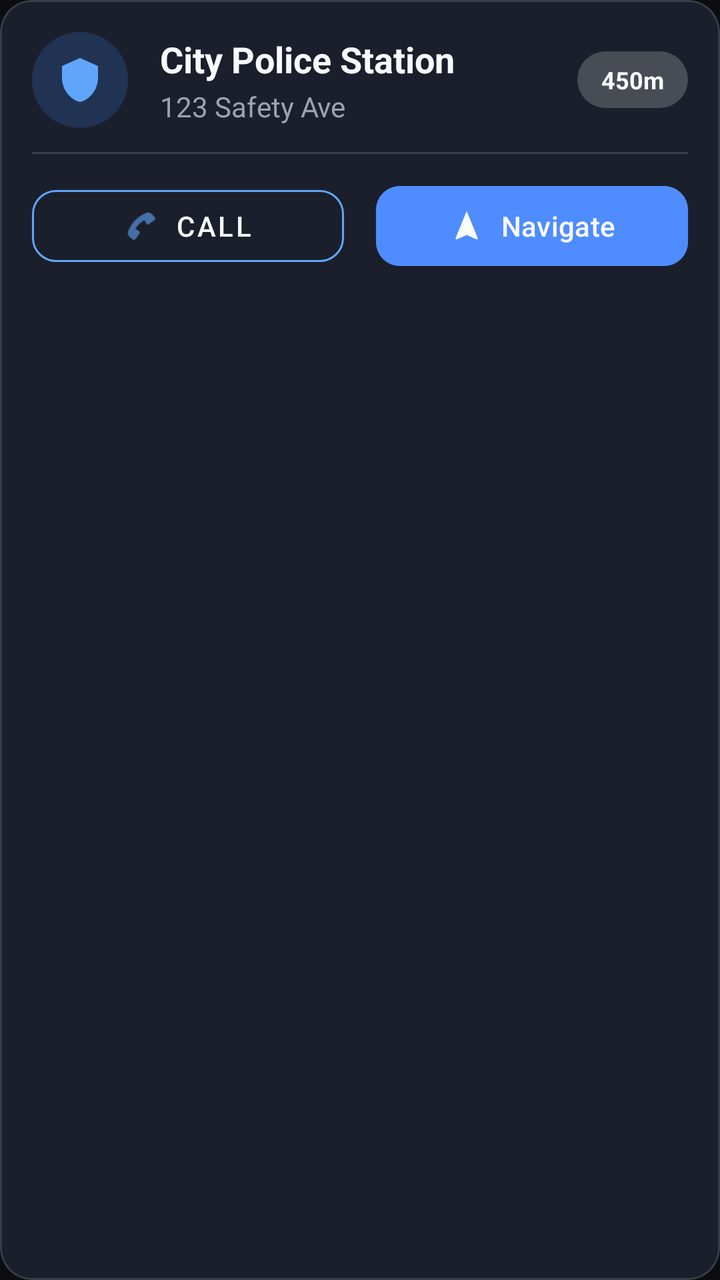
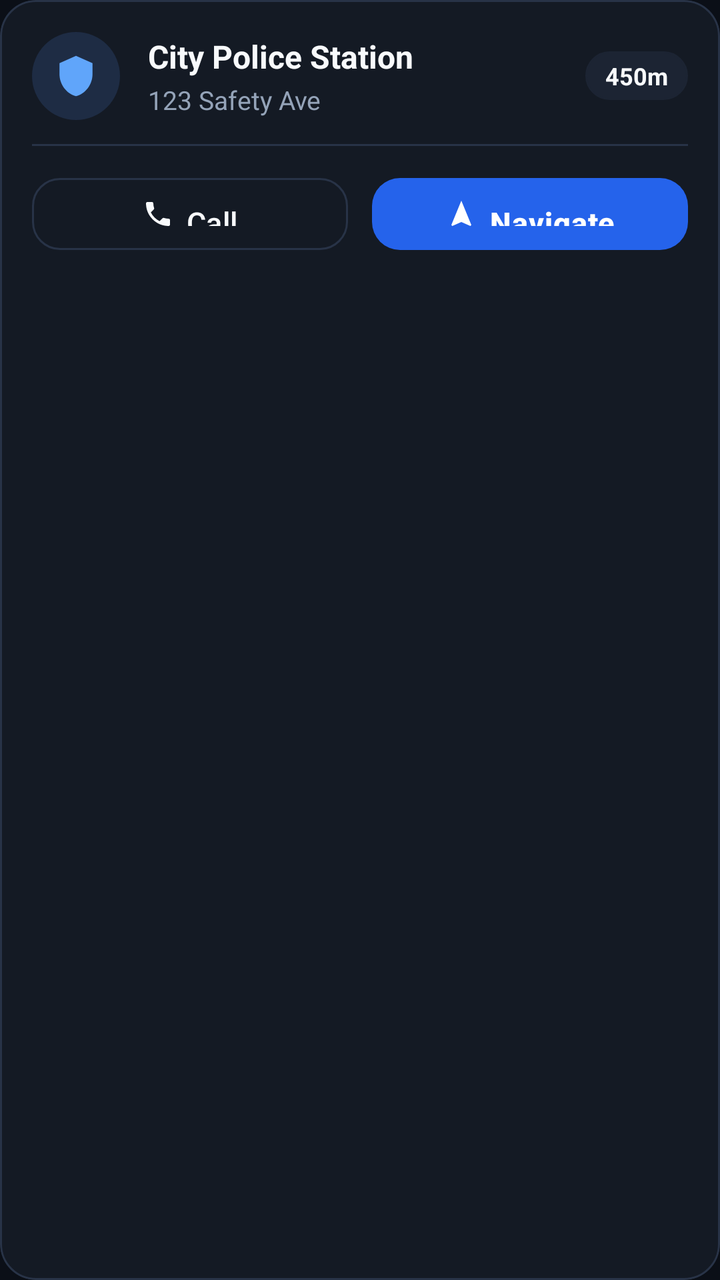

The first picture is an Android layout as it rendered before a commit; the second is the same layout after the commit. The layout source and the unified diff follow.
<!-- AndroidManifest.xml: application theme Theme.RiskFreeRoutes -->
<!-- res/layout/item_safe_place.xml -->
<?xml version="1.0" encoding="utf-8"?>
<com.google.android.material.card.MaterialCardView xmlns:android="http://schemas.android.com/apk/res/android"
    xmlns:app="http://schemas.android.com/apk/res-auto"
    android:layout_width="match_parent"
    android:layout_height="wrap_content"
    android:layout_marginHorizontal="16dp"
    android:layout_marginVertical="8dp"
    app:cardBackgroundColor="#1A1F2B"
    app:cardCornerRadius="16dp"
    app:cardElevation="0dp"
    app:strokeColor="@color/glass_border"
    app:strokeWidth="1dp">

    <LinearLayout
        android:layout_width="match_parent"
        android:layout_height="wrap_content"
        android:orientation="vertical"
        android:padding="16dp">

        <LinearLayout
            android:layout_width="match_parent"
            android:layout_height="wrap_content"
            android:orientation="horizontal"
            android:gravity="center_vertical">

            
            <FrameLayout
                android:layout_width="48dp"
                android:layout_height="48dp"
                android:background="@drawable/bg_circle_glass"
                android:backgroundTint="#333B82F6">
                <ImageView
                    android:id="@+id/img_place_icon"
                    android:layout_width="24dp"
                    android:layout_height="24dp"
                    android:layout_gravity="center"
                    android:src="@drawable/ic_shield"
                    app:tint="#60A5FA" />
            </FrameLayout>

            <LinearLayout
                android:layout_width="0dp"
                android:layout_height="wrap_content"
                android:layout_weight="1"
                android:layout_marginStart="16dp"
                android:orientation="vertical">

                <TextView
                    android:id="@+id/tv_place_name"
                    android:layout_width="wrap_content"
                    android:layout_height="wrap_content"
                    android:text="City Police Station"
                    android:textColor="@color/text_primary"
                    android:textSize="18sp"
                    android:textStyle="bold" />

                <TextView
                    android:id="@+id/tv_place_address"
                    android:layout_width="wrap_content"
                    android:layout_height="wrap_content"
                    android:text="123 Safety Ave"
                    android:textColor="@color/text_secondary"
                    android:textSize="14sp"
                    android:layout_marginTop="2dp"
                    android:maxLines="2"
                    android:ellipsize="end" />
            </LinearLayout>

            
            <TextView
                android:id="@+id/tv_distance"
                android:layout_width="wrap_content"
                android:layout_height="wrap_content"
                android:background="@drawable/bg_pill_glass"
                android:paddingHorizontal="12dp"
                android:paddingVertical="6dp"
                android:text="450m"
                android:textColor="@color/text_primary"
                android:textSize="12sp"
                android:textStyle="bold" />
        </LinearLayout>

        <View
            android:layout_width="match_parent"
            android:layout_height="1dp"
            android:layout_marginVertical="12dp"
            android:background="@color/glass_border" />

        <LinearLayout
            android:layout_width="match_parent"
            android:layout_height="wrap_content"
            android:orientation="horizontal"
            android:weightSum="2">

            <com.google.android.material.button.MaterialButton
                android:id="@+id/btn_call"
                android:layout_width="0dp"
                android:layout_height="48dp"
                android:layout_weight="1"
                android:layout_marginEnd="8dp"
                android:text="Call"
                app:icon="@android:drawable/ic_menu_call"
                app:iconGravity="textStart"
                app:iconPadding="8dp"
                app:cornerRadius="12dp"
                style="@style/Widget.MaterialComponents.Button.OutlinedButton"
                android:textColor="@color/text_primary"
                app:strokeColor="#60A5FA"
                app:iconTint="#60A5FA" />

            <com.google.android.material.button.MaterialButton
                android:id="@+id/btn_navigate"
                android:layout_width="0dp"
                android:layout_height="48dp"
                android:layout_weight="1"
                android:layout_marginStart="8dp"
                android:text="Navigate"
                app:icon="@drawable/ic_navigation"
                app:iconGravity="textStart"
                app:iconPadding="8dp"
                app:cornerRadius="12dp"
                android:backgroundTint="@color/primary_blue_light"
                android:textColor="@color/text_primary"
                app:iconTint="@color/text_primary" />
        </LinearLayout>
    </LinearLayout>
</com.google.android.material.card.MaterialCardView>
<!-- resources referenced by this layout -->
<resources>
  <color name="glass_border">#22FFFFFF</color>
  <color name="primary_blue_light">#4F8CFF</color>
  <color name="text_primary">#F9FAFB</color>
  <color name="text_secondary">#9CA3AF</color>
  <!-- drawable bg_circle_glass (drawable) -->
  <?xml version="1.0" encoding="utf-8"?>
  <shape xmlns:android="http://schemas.android.com/apk/res/android" android:shape="oval">
      <solid android:color="#FFFFFF" />
  </shape>
  <!-- drawable bg_pill_glass (drawable) -->
  <?xml version="1.0" encoding="utf-8"?>
  <shape xmlns:android="http://schemas.android.com/apk/res/android" android:shape="rectangle">
      <corners android:radius="16dp" />
      <solid android:color="#33FFFFFF" />
  </shape>
  <style name="Theme.RiskFreeRoutes" parent="Theme.Material3.Dark.NoActionBar">
  
          
          <item name="colorPrimary">@color/primary_blue</item>
          <item name="colorPrimaryContainer">@color/primary_blue_light</item>
          <item name="colorOnPrimary">@color/text_primary</item>
  
          <item name="colorSecondary">@color/accent_blue</item>
          <item name="colorOnSecondary">@color/text_primary</item>
  
          <item name="colorTertiary">@color/danger_red</item>
          <item name="colorError">@color/danger_red</item>
  
          <item name="colorSurface">@color/glass_panel</item>
          <item name="colorOnSurface">@color/text_primary</item>
  
          <item name="android:colorBackground">@color/colorBackground</item>
  
          
          <item name="android:statusBarColor">@color/colorBackground</item>
          <item name="android:navigationBarColor">@color/colorBackground</item>
  
          
          <item name="shapeAppearanceSmallComponent">@style/ShapeAppearance.RiskFreeRoutes.SmallComponent</item>
          <item name="shapeAppearanceMediumComponent">@style/ShapeAppearance.RiskFreeRoutes.MediumComponent</item>
          <item name="shapeAppearanceLargeComponent">@style/ShapeAppearance.RiskFreeRoutes.LargeComponent</item>
  
      </style>
  <color name="primary_blue">#2563EB</color>
  <color name="accent_blue">#8FB4FF</color>
  <color name="glass_panel">#991C2026</color>
  <color name="colorBackground">#0B0D10</color>
  <style name="ShapeAppearance.RiskFreeRoutes.MediumComponent" parent="ShapeAppearance.Material3.MediumComponent">
          <item name="cornerRadius">16dp</item>
      </style>
  <!-- unchanged entries left out for length: 5 -->
</resources>

<!-- the commit's change to res/layout/item_safe_place.xml (unified diff, before → after) -->
@@ -1,14 +1,15 @@
 <?xml version="1.0" encoding="utf-8"?>
-<com.google.android.material.card.MaterialCardView xmlns:android="http://schemas.android.com/apk/res/android"
+<com.google.android.material.card.MaterialCardView
+    xmlns:android="http://schemas.android.com/apk/res/android"
     xmlns:app="http://schemas.android.com/apk/res-auto"
     android:layout_width="match_parent"
     android:layout_height="wrap_content"
     android:layout_marginHorizontal="16dp"
-    android:layout_marginVertical="8dp"
-    app:cardBackgroundColor="#1A1F2B"
-    app:cardCornerRadius="16dp"
+    android:layout_marginVertical="6dp"
+    app:cardCornerRadius="@dimen/card_corner_radius"
     app:cardElevation="0dp"
-    app:strokeColor="@color/glass_border"
+    app:cardBackgroundColor="@color/colorSurface"
+    app:strokeColor="@color/colorSurfaceBorder"
     app:strokeWidth="1dp">
 
     <LinearLayout
@@ -25,24 +26,24 @@
 
             
             <FrameLayout
-                android:layout_width="48dp"
-                android:layout_height="48dp"
-                android:background="@drawable/bg_circle_glass"
-                android:backgroundTint="#333B82F6">
+                android:layout_width="44dp"
+                android:layout_height="44dp"
+                android:background="@drawable/shape_circle"
+                android:backgroundTint="@color/primary_blue_subtle">
                 <ImageView
                     android:id="@+id/img_place_icon"
-                    android:layout_width="24dp"
-                    android:layout_height="24dp"
+                    android:layout_width="22dp"
+                    android:layout_height="22dp"
                     android:layout_gravity="center"
                     android:src="@drawable/ic_shield"
-                    app:tint="#60A5FA" />
+                    app:tint="@color/primary_blue_light" />
             </FrameLayout>
 
             <LinearLayout
                 android:layout_width="0dp"
                 android:layout_height="wrap_content"
                 android:layout_weight="1"
-                android:layout_marginStart="16dp"
+                android:layout_marginStart="14dp"
                 android:orientation="vertical">
 
                 <TextView
@@ -51,7 +52,7 @@
                     android:layout_height="wrap_content"
                     android:text="City Police Station"
                     android:textColor="@color/text_primary"
-                    android:textSize="18sp"
+                    android:textSize="16sp"
                     android:textStyle="bold" />
 
                 <TextView
@@ -60,9 +61,9 @@
                     android:layout_height="wrap_content"
                     android:text="123 Safety Ave"
                     android:textColor="@color/text_secondary"
-                    android:textSize="14sp"
+                    android:textSize="13sp"
                     android:layout_marginTop="2dp"
-                    android:maxLines="2"
+                    android:maxLines="1"
                     android:ellipsize="end" />
             </LinearLayout>
 
@@ -72,8 +73,9 @@
                 android:layout_width="wrap_content"
                 android:layout_height="wrap_content"
                 android:background="@drawable/bg_pill_glass"
-                android:paddingHorizontal="12dp"
-                android:paddingVertical="6dp"
+                android:backgroundTint="@color/colorSurfaceVariant"
+                android:paddingHorizontal="10dp"
+                android:paddingVertical="4dp"
                 android:text="450m"
                 android:textColor="@color/text_primary"
                 android:textSize="12sp"
@@ -84,7 +86,7 @@
             android:layout_width="match_parent"
             android:layout_height="1dp"
             android:layout_marginVertical="12dp"
-            android:background="@color/glass_border" />
+            android:background="@color/colorSurfaceBorder" />
 
         <LinearLayout
             android:layout_width="match_parent"
@@ -94,34 +96,30 @@
 
             <com.google.android.material.button.MaterialButton
                 android:id="@+id/btn_call"
+                style="@style/Widget.RiskFreeRoutes.Button.Outlined"
                 android:layout_width="0dp"
-                android:layout_height="48dp"
+                android:layout_height="44dp"
                 android:layout_weight="1"
-                android:layout_marginEnd="8dp"
+                android:layout_marginEnd="6dp"
                 android:text="Call"
-                app:icon="@android:drawable/ic_menu_call"
+                app:icon="@drawable/ic_phone"
                 app:iconGravity="textStart"
-                app:iconPadding="8dp"
-                app:cornerRadius="12dp"
-                style="@style/Widget.MaterialComponents.Button.OutlinedButton"
-                android:textColor="@color/text_primary"
-                app:strokeColor="#60A5FA"
-                app:iconTint="#60A5FA" />
+                app:iconSize="16dp"
+                app:iconPadding="6dp"
+                app:iconTint="@color/text_primary" />
 
             <com.google.android.material.button.MaterialButton
                 android:id="@+id/btn_navigate"
+                style="@style/Widget.RiskFreeRoutes.Button.Primary"
                 android:layout_width="0dp"
-                android:layout_height="48dp"
+                android:layout_height="44dp"
                 android:layout_weight="1"
-                android:layout_marginStart="8dp"
+                android:layout_marginStart="6dp"
                 android:text="Navigate"
                 app:icon="@drawable/ic_navigation"
                 app:iconGravity="textStart"
-                app:iconPadding="8dp"
-                app:cornerRadius="12dp"
-                android:backgroundTint="@color/primary_blue_light"
-                android:textColor="@color/text_primary"
-                app:iconTint="@color/text_primary" />
+                app:iconSize="16dp"
+                app:iconPadding="6dp" />
         </LinearLayout>
     </LinearLayout>
 </com.google.android.material.card.MaterialCardView>
<!-- resource entries referenced after the edit -->
@@ -1,41 +1,89 @@
 <!-- resources referenced by this layout -->
 <resources>
-  <color name="glass_border">#22FFFFFF</color>
-  <color name="primary_blue_light">#4F8CFF</color>
-  <color name="text_primary">#F9FAFB</color>
-  <color name="text_secondary">#9CA3AF</color>
-  <!-- drawable bg_circle_glass (drawable) -->
+  <color name="colorSurface">#141A24</color>
+  <color name="colorSurfaceBorder">#283347</color>
+  <color name="colorSurfaceVariant">#1C2433</color>
+  <color name="primary_blue_light">#60A5FA</color>
+  <color name="primary_blue_subtle">#1E2C44</color>
+  <color name="text_primary">#F8FAFC</color>
+  <color name="text_secondary">#94A3B8</color>
+  <dimen name="card_corner_radius">18dp</dimen>
+  <!-- drawable bg_pill_glass (drawable) -->
   <?xml version="1.0" encoding="utf-8"?>
-  <shape xmlns:android="http://schemas.android.com/apk/res/android" android:shape="oval">
+  <shape xmlns:android="http://schemas.android.com/apk/res/android"
+      android:shape="rectangle">
+      <solid android:color="@color/colorSurfaceVariant" />
+      <corners android:radius="@dimen/pill_corner_radius" />
+      <stroke
+          android:width="1dp"
+          android:color="@color/colorSurfaceBorder" />
+  </shape>
+  <!-- drawable ic_phone (drawable) -->
+  <vector xmlns:android="http://schemas.android.com/apk/res/android"
+      android:width="24dp"
+      android:height="24dp"
+      android:viewportWidth="24"
+      android:viewportHeight="24">
+    <path
+        android:fillColor="#FF000000"
+        android:pathData="M6.62,10.79c1.44,2.83 3.76,5.14 6.59,6.59l2.2,-2.2c0.27,-0.27 0.67,-0.36 1.02,-0.24 1.12,0.37 2.33,0.57 3.57,0.57 0.55,0 1,0.45 1,1V20c0,0.55 -0.45,1 -1,1 -9.39,0 -17,-7.61 -17,-17 0,-0.55 0.45,-1 1,-1h3.5c0.55,0 1,0.45 1,1 0,1.25 0.2,2.45 0.57,3.57 0.11,0.35 0.03,0.74 -0.25,1.02l-2.2,2.2z"/>
+  </vector>
+  <!-- drawable shape_circle (drawable) -->
+  <?xml version="1.0" encoding="utf-8"?>
+  <shape xmlns:android="http://schemas.android.com/apk/res/android"
+      android:shape="oval">
+      
       <solid android:color="#FFFFFF" />
   </shape>
-  <!-- drawable bg_pill_glass (drawable) -->
-  <?xml version="1.0" encoding="utf-8"?>
-  <shape xmlns:android="http://schemas.android.com/apk/res/android" android:shape="rectangle">
-      <corners android:radius="16dp" />
-      <solid android:color="#33FFFFFF" />
-  </shape>
+  <style name="Widget.RiskFreeRoutes.Button.Outlined" parent="Widget.Material3.Button.OutlinedButton">
+          <item name="strokeColor">@color/colorSurfaceBorder</item>
+          <item name="strokeWidth">1dp</item>
+          <item name="android:textColor">@color/text_primary</item>
+          <item name="cornerRadius">@dimen/button_corner_radius</item>
+          <item name="android:minHeight">@dimen/button_height</item>
+          <item name="android:paddingTop">12dp</item>
+          <item name="android:paddingBottom">12dp</item>
+          <item name="android:textSize">@dimen/button_text_size</item>
+      </style>
+  <style name="Widget.RiskFreeRoutes.Button.Primary" parent="Widget.Material3.Button">
+          <item name="backgroundTint">@color/primary_blue_dark</item>
+          <item name="android:textColor">@color/text_on_primary</item>
+          <item name="cornerRadius">@dimen/button_corner_radius</item>
+          <item name="android:minHeight">@dimen/button_height</item>
+          <item name="android:paddingTop">12dp</item>
+          <item name="android:paddingBottom">12dp</item>
+          <item name="android:textSize">@dimen/button_text_size</item>
+          <item name="android:textStyle">bold</item>
+          <item name="android:letterSpacing">0.02</item>
+          <item name="elevation">2dp</item>
+      </style>
   <style name="Theme.RiskFreeRoutes" parent="Theme.Material3.Dark.NoActionBar">
   
           
           <item name="colorPrimary">@color/primary_blue</item>
-          <item name="colorPrimaryContainer">@color/primary_blue_light</item>
-          <item name="colorOnPrimary">@color/text_primary</item>
+          <item name="colorPrimaryContainer">@color/primary_blue_dark</item>
+          <item name="colorOnPrimary">@color/text_on_primary</item>
   
           <item name="colorSecondary">@color/accent_blue</item>
-          <item name="colorOnSecondary">@color/text_primary</item>
+          <item name="colorSecondaryContainer">@color/primary_blue_subtle</item>
+          <item name="colorOnSecondary">@color/colorBackground</item>
   
-          <item name="colorTertiary">@color/danger_red</item>
+          <item name="colorTertiary">@color/warning_amber</item>
           <item name="colorError">@color/danger_red</item>
+          <item name="colorOnError">@color/text_on_primary</item>
   
-          <item name="colorSurface">@color/glass_panel</item>
+          <item name="colorSurface">@color/colorSurface</item>
+          <item name="colorSurfaceVariant">@color/colorSurfaceVariant</item>
           <item name="colorOnSurface">@color/text_primary</item>
+          <item name="colorOnSurfaceVariant">@color/text_secondary</item>
   
           <item name="android:colorBackground">@color/colorBackground</item>
   
           
           <item name="android:statusBarColor">@color/colorBackground</item>
           <item name="android:navigationBarColor">@color/colorBackground</item>
+          <item name="android:windowLightStatusBar">false</item>
+          <item name="android:windowLightNavigationBar">false</item>
   
           
           <item name="shapeAppearanceSmallComponent">@style/ShapeAppearance.RiskFreeRoutes.SmallComponent</item>
@@ -43,12 +91,18 @@
           <item name="shapeAppearanceLargeComponent">@style/ShapeAppearance.RiskFreeRoutes.LargeComponent</item>
   
       </style>
-  <color name="primary_blue">#2563EB</color>
-  <color name="accent_blue">#8FB4FF</color>
-  <color name="glass_panel">#991C2026</color>
-  <color name="colorBackground">#0B0D10</color>
+  <dimen name="pill_corner_radius">24dp</dimen>
+  <dimen name="button_corner_radius">14dp</dimen>
+  <dimen name="button_height">52dp</dimen>
+  <dimen name="button_text_size">15sp</dimen>
+  <color name="primary_blue_dark">#2563EB</color>
+  <color name="text_on_primary">#FFFFFF</color>
+  <color name="primary_blue">#3B82F6</color>
+  <color name="accent_blue">#93C5FD</color>
+  <color name="colorBackground">#0B0F17</color>
+  <color name="warning_amber">#F59E0B</color>
   <style name="ShapeAppearance.RiskFreeRoutes.MediumComponent" parent="ShapeAppearance.Material3.MediumComponent">
-          <item name="cornerRadius">16dp</item>
+          <item name="cornerRadius">18dp</item>
       </style>
   <!-- unchanged entries left out for length: 5 -->
 </resources>
